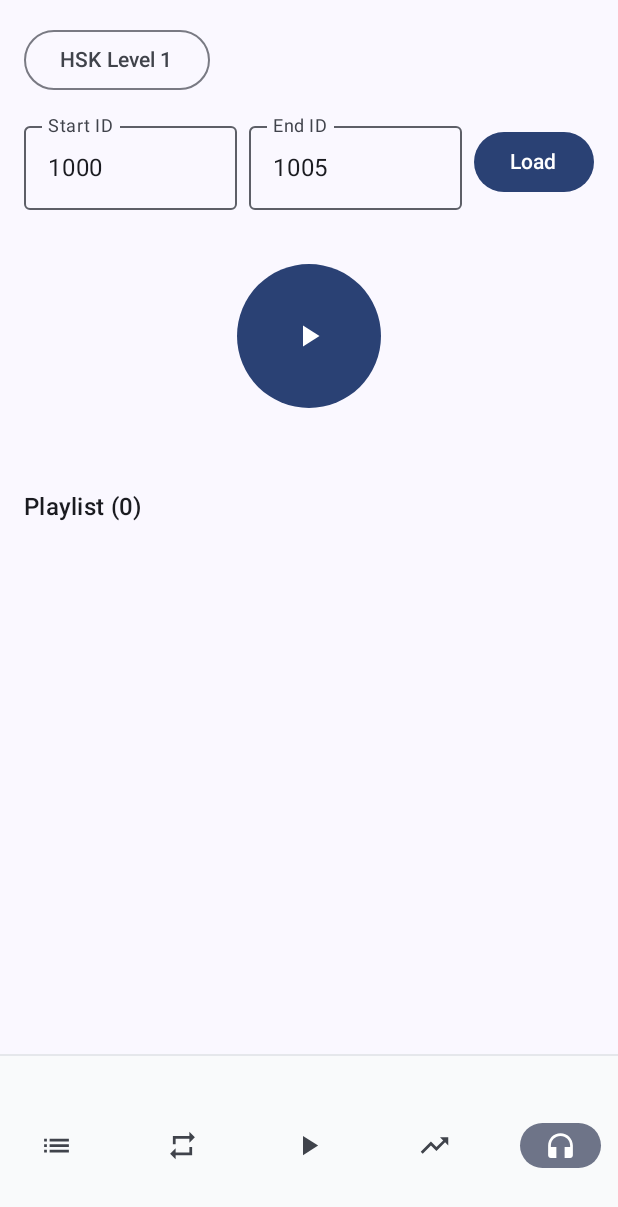
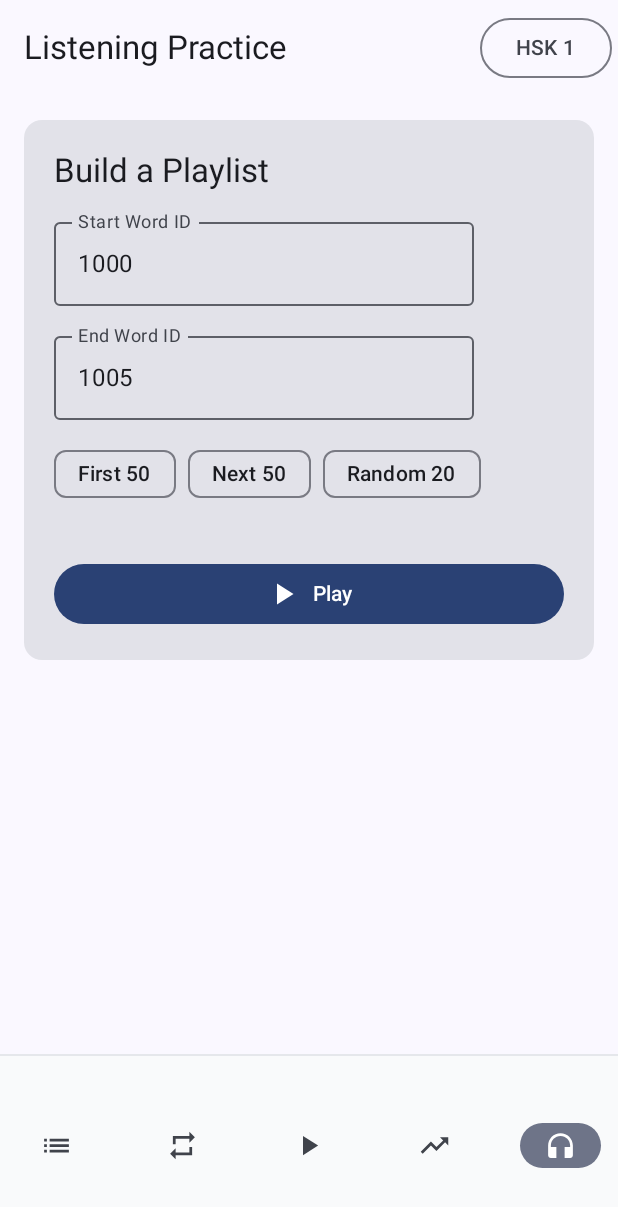
Before and after one commit to salmanajma3862/hsk4mastery-kotlin, an Android app built with Jetpack Compose: the ListeningScreen screen opened through its navigation route, on a phone screen of 412 x 824 dp. Shown: the top 1207 px of the screen. Run offline under Robolectric (Android 15) with nearby library versions, the phone set to English and light mode, and no system bars; our stand-ins replace Dagger/Hilt's generated code, Room's generated code.

Commit message:
Refactor ListeningScreen and ListeningViewModel to implement animated UI transitions, playback speed controls, and preset selection for word ranges

```diff
--- a/app/src/main/java/com/salmanajmal/hsk4mastery/ui/listening/ListeningScreen.kt
+++ b/app/src/main/java/com/salmanajmal/hsk4mastery/ui/listening/ListeningScreen.kt
@@ -1,10 +1,19 @@
 package com.salmanajmal.hsk4mastery.ui.listening
 
+import androidx.compose.animation.AnimatedContent
+import androidx.compose.animation.ExperimentalAnimationApi
+import androidx.compose.animation.with
+import androidx.compose.animation.core.tween
+import androidx.compose.animation.fadeIn
+import androidx.compose.animation.fadeOut
 import androidx.compose.foundation.background
-import androidx.compose.foundation.clickable
 import androidx.compose.foundation.layout.*
-import androidx.compose.foundation.lazy.LazyColumn
+import androidx.compose.foundation.rememberScrollState
+import androidx.compose.foundation.verticalScroll
 import androidx.compose.material.icons.Icons
+import androidx.compose.material.icons.filled.Close
+import androidx.compose.material.icons.filled.FastForward
+import androidx.compose.material.icons.filled.FastRewind
 import androidx.compose.material.icons.filled.Pause
 import androidx.compose.material.icons.filled.PlayArrow
 import androidx.compose.material3.*
@@ -13,85 +22,194 @@ import androidx.compose.ui.Alignment
 import androidx.compose.ui.Modifier
 import androidx.compose.ui.graphics.Color
 import androidx.compose.ui.text.font.FontWeight
+import androidx.compose.ui.text.style.TextAlign
 import androidx.compose.ui.unit.dp
 import androidx.hilt.navigation.compose.hiltViewModel
+import androidx.compose.foundation.text.KeyboardOptions
+import androidx.compose.ui.text.input.KeyboardType
 
+@OptIn(ExperimentalAnimationApi::class)
 @Composable
 fun ListeningScreen(viewModel: ListeningViewModel = hiltViewModel()) {
     val uiState by viewModel.uiState.collectAsState()
 
-    Column(
-        modifier = Modifier
-            .fillMaxSize()
-            .padding(16.dp),
-        verticalArrangement = Arrangement.Top
-    ) {
-        LevelPicker(
-            selected = uiState.selectedLevel,
-            onSelect = { viewModel.onLevelSelected(it) }
-        )
-        Spacer(Modifier.height(12.dp))
-        RangeInputs(
-            start = uiState.startId,
-            end = uiState.endId,
-            onStartChange = viewModel::onStartIdChanged,
-            onEndChange = viewModel::onEndIdChanged,
-            onBuild = { viewModel.buildPlaylist() }
-        )
-        Spacer(Modifier.height(12.dp))
-    // Mode selection is hidden for now; default behavior is used
-    Spacer(Modifier.height(24.dp))
+    AnimatedContent(
+        targetState = uiState.screenState,
+        transitionSpec = { fadeIn(tween(200)) with fadeOut(tween(200)) }, label = "listening_state"
+    ) { state ->
+        when (state) {
+            ScreenState.SETUP -> SetupUI(ui = uiState, viewModel = viewModel)
+            ScreenState.PLAYING -> PlayingUI(ui = uiState, viewModel = viewModel)
+        }
+    }
+}
 
-        // Play / Pause control
-        Box(modifier = Modifier.fillMaxWidth(), contentAlignment = Alignment.Center) {
-            FilledIconButton(onClick = { viewModel.onPlayPauseTapped() }, modifier = Modifier.size(96.dp)) {
-                if (uiState.isPlaying) {
-                    Icon(Icons.Default.Pause, contentDescription = "Pause")
-                } else {
-                    Icon(Icons.Default.PlayArrow, contentDescription = "Play")
+@OptIn(ExperimentalMaterial3Api::class)
+@Composable
+private fun SetupUI(ui: ListeningViewModel.ListeningUiState, viewModel: ListeningViewModel) {
+    Scaffold(
+        topBar = {
+            TopAppBar(
+                title = { Text("Listening Practice") },
+                actions = {
+                    LevelPicker(selected = ui.selectedLevel, onSelect = viewModel::onLevelSelected)
+                }
+            )
+        },
+        floatingActionButton = {
+            ExtendedFloatingActionButton(
+                onClick = { viewModel.startPlayback() },
+                modifier = Modifier
+                    .navigationBarsPadding()
+                    .offset(y = (-24).dp) // lift above bottom tabs if present
+            ) {
+                Icon(Icons.Default.PlayArrow, contentDescription = null)
+                Spacer(Modifier.width(8.dp))
+                Text("Play")
+            }
+        },
+        floatingActionButtonPosition = FabPosition.Center
+    ) { padding ->
+        Column(
+            modifier = Modifier
+                .fillMaxSize()
+                .padding(padding)
+                .padding(horizontal = 16.dp)
+                .padding(bottom = 96.dp) // leave space for FAB + bottom tabs
+                .verticalScroll(rememberScrollState()),
+            verticalArrangement = Arrangement.Top,
+            horizontalAlignment = Alignment.CenterHorizontally
+        ) {
+            Spacer(Modifier.height(16.dp))
+            Card(modifier = Modifier.fillMaxWidth()) {
+                Column(Modifier.padding(20.dp), verticalArrangement = Arrangement.spacedBy(12.dp)) {
+                    Text("Build a Playlist", style = MaterialTheme.typography.titleLarge)
+
+                    OutlinedTextField(
+                        value = ui.startId,
+                        onValueChange = viewModel::onStartIdChanged,
+                        label = { Text("Start Word ID") },
+                        singleLine = true,
+                        keyboardOptions = KeyboardOptions(keyboardType = KeyboardType.Number)
+                    )
+                    OutlinedTextField(
+                        value = ui.endId,
+                        onValueChange = viewModel::onEndIdChanged,
+                        label = { Text("End Word ID") },
+                        singleLine = true,
+                        keyboardOptions = KeyboardOptions(keyboardType = KeyboardType.Number)
+                    )
+
+                    Row(horizontalArrangement = Arrangement.spacedBy(8.dp)) {
+                        AssistChip(onClick = { viewModel.onPresetSelected(PresetType.FIRST_50) }, label = { Text("First 50") })
+                        AssistChip(onClick = { viewModel.onPresetSelected(PresetType.NEXT_50) }, label = { Text("Next 50") })
+                        AssistChip(onClick = { viewModel.onPresetSelected(PresetType.RANDOM_20) }, label = { Text("Random 20") })
+                    }
+
+                    ui.error?.let { Text(it, color = MaterialTheme.colorScheme.error) }
+
+                    Spacer(Modifier.height(8.dp))
+                    Button(
+                        onClick = { viewModel.startPlayback() },
+                        modifier = Modifier.fillMaxWidth()
+                    ) {
+                        Icon(Icons.Default.PlayArrow, contentDescription = null)
+                        Spacer(Modifier.width(8.dp))
+                        Text("Play")
+                    }
                 }
             }
+            Spacer(Modifier.height(12.dp))
         }
-        Spacer(Modifier.height(24.dp))
+    }
+}
 
-        // Current word display
-        if (uiState.playlist.isNotEmpty()) {
-            val current = uiState.playlist.getOrNull(uiState.currentTrackIndex)
-            Text(
-                text = current?.hanzi ?: "",
-                style = MaterialTheme.typography.displaySmall.copy(fontWeight = FontWeight.Bold),
-                modifier = Modifier.align(Alignment.CenterHorizontally)
+@OptIn(ExperimentalMaterial3Api::class)
+@Composable
+private fun PlayingUI(ui: ListeningViewModel.ListeningUiState, viewModel: ListeningViewModel) {
+    val current = ui.playlist.getOrNull(ui.currentTrackIndex)
+    val dynamicTitle = buildString {
+        append("HSK ")
+        append(ui.selectedLevel)
+        append(": ")
+        append("Words ")
+        append(ui.startId)
+        append("-")
+        append(ui.endId)
+    }
+    Scaffold(
+        topBar = {
+            TopAppBar(
+                title = { Text(dynamicTitle) },
+                actions = {
+                    IconButton(onClick = { viewModel.stopPlayback() }) {
+                        Icon(Icons.Default.Close, contentDescription = "Stop")
+                    }
+                }
             )
         }
-        Spacer(Modifier.height(12.dp))
+    ) { padding ->
+        Column(
+            Modifier
+                .fillMaxSize()
+                .padding(padding)
+                .padding(16.dp),
+            verticalArrangement = Arrangement.SpaceBetween
+        ) {
+            Card(Modifier.fillMaxWidth().weight(1f)) {
+                Column(
+                    modifier = Modifier
+                        .fillMaxSize()
+                        .padding(24.dp),
+                    horizontalAlignment = Alignment.CenterHorizontally,
+                    verticalArrangement = Arrangement.SpaceBetween
+                ) {
+                    Column(horizontalAlignment = Alignment.CenterHorizontally) {
+                        Text(current?.hanzi ?: "", style = MaterialTheme.typography.displayMedium, fontWeight = FontWeight.Bold, textAlign = TextAlign.Center)
+                        Spacer(Modifier.height(8.dp))
+                        Text(current?.pinyin ?: "", style = MaterialTheme.typography.titleLarge, color = MaterialTheme.colorScheme.primary)
+                        Spacer(Modifier.height(8.dp))
+                        Text(current?.meaning ?: "", style = MaterialTheme.typography.titleMedium, textAlign = TextAlign.Center)
+                    }
 
-        // Progress indicator
-        if (uiState.playlist.isNotEmpty()) {
-            val progress = (uiState.currentTrackIndex + 1).toFloat() / uiState.playlist.size.toFloat()
-            LinearProgressIndicator(progress = progress, modifier = Modifier.fillMaxWidth())
-        }
+                    val progress = if (ui.playlist.isNotEmpty()) (ui.currentTrackIndex + 1f) / ui.playlist.size.toFloat() else 0f
+                    LinearProgressIndicator(
+                        progress = progress,
+                        modifier = Modifier.fillMaxWidth()
+                    )
+                }
+            }
 
-        uiState.error?.let { err ->
-            Spacer(Modifier.height(12.dp))
-            Text(text = err, color = MaterialTheme.colorScheme.error)
-        }
-
-        Spacer(Modifier.height(18.dp))
-        Text("Playlist (${uiState.playlist.size})", style = MaterialTheme.typography.titleMedium)
-        Spacer(Modifier.height(8.dp))
-        LazyColumn(modifier = Modifier.fillMaxWidth().weight(1f)) {
-            items(uiState.playlist.size) { idx ->
-                val w = uiState.playlist[idx]
+            Column(Modifier.fillMaxWidth(), horizontalAlignment = Alignment.CenterHorizontally) {
                 Row(
-                    modifier = Modifier
-                        .fillMaxWidth()
-                        .background(if (idx == uiState.currentTrackIndex) Color(0xFFE0F2FE) else Color.Transparent)
-                        .padding(vertical = 6.dp, horizontal = 4.dp),
+                    modifier = Modifier.fillMaxWidth(),
+                    horizontalArrangement = Arrangement.SpaceEvenly,
                     verticalAlignment = Alignment.CenterVertically
                 ) {
-                    Text(w.wordId?.toString() ?: "-", modifier = Modifier.width(60.dp))
-                    Text(w.hanzi, modifier = Modifier.width(80.dp), fontWeight = FontWeight.SemiBold)
-                    Text(w.meaning, modifier = Modifier.weight(1f))
+                    IconButton(onClick = { viewModel.onPrevious() }) {
+                        Icon(Icons.Default.FastRewind, contentDescription = "Previous")
+                    }
+                    FilledIconButton(onClick = { viewModel.onPlayPauseTapped() }, modifier = Modifier.size(72.dp)) {
+                        if (ui.isPlaying) Icon(Icons.Default.Pause, contentDescription = "Pause")
+                        else Icon(Icons.Default.PlayArrow, contentDescription = "Play")
+                    }
+                    IconButton(onClick = { viewModel.onNext() }) {
+                        Icon(Icons.Default.FastForward, contentDescription = "Next")
+                    }
+                }
+                Spacer(Modifier.height(12.dp))
+
+                // Speed segmented controls
+                Row(horizontalArrangement = Arrangement.spacedBy(8.dp)) {
+                    val speeds = listOf(0.5f, 0.75f, 1.0f)
+                    speeds.forEach { s ->
+                        val selected = ui.playbackSpeed == s
+                        FilterChip(
+                            selected = selected,
+                            onClick = { viewModel.onSpeedSelected(s) },
+                            label = { Text("${s}x") }
+                        )
+                    }
                 }
             }
         }
@@ -103,7 +221,7 @@ private fun LevelPicker(selected: Int, onSelect: (Int) -> Unit) {
     var expanded by remember { mutableStateOf(false) }
     Box {
         OutlinedButton(onClick = { expanded = true }) {
-            Text("HSK Level $selected")
+            Text("HSK $selected")
         }
         DropdownMenu(expanded = expanded, onDismissRequest = { expanded = false }) {
             (1..4).forEach { level ->
@@ -115,24 +233,3 @@ private fun LevelPicker(selected: Int, onSelect: (Int) -> Unit) {
         }
     }
 }
-
-@Composable
-private fun RangeInputs(start: String, end: String, onStartChange: (String) -> Unit, onEndChange: (String) -> Unit, onBuild: () -> Unit) {
-    Row(Modifier.fillMaxWidth(), horizontalArrangement = Arrangement.spacedBy(8.dp)) {
-        OutlinedTextField(
-            value = start,
-            onValueChange = onStartChange,
-            label = { Text("Start ID") },
-            modifier = Modifier.weight(1f)
-        )
-        OutlinedTextField(
-            value = end,
-            onValueChange = onEndChange,
-            label = { Text("End ID") },
-            modifier = Modifier.weight(1f)
-        )
-        Button(onClick = onBuild, modifier = Modifier.align(Alignment.CenterVertically)) { Text("Load") }
-    }
-}
-
-// ModeButtons removed: Only a single default listening mode is exposed in the UI for now.
```
Also changed, not shown: app/src/main/java/com/salmanajmal/hsk4mastery/ui/listening/ListeningViewModel.kt (+112 -25 lines).
